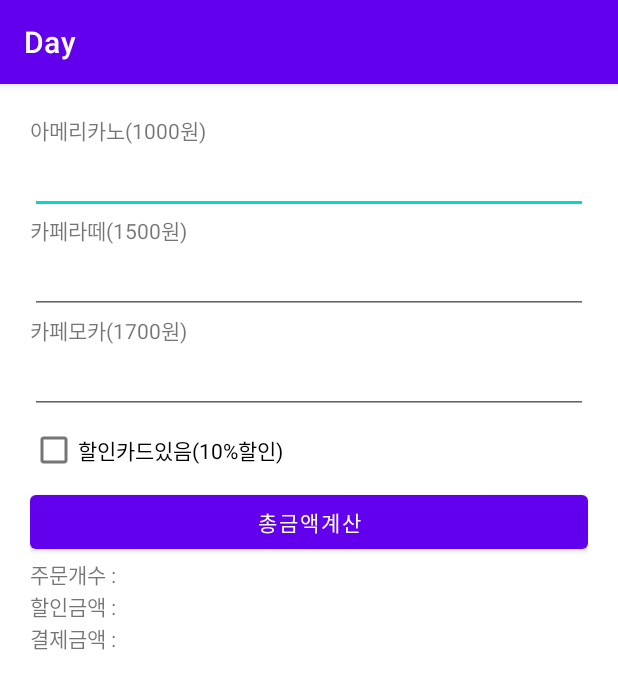
After one commit to leeyoonjin22/Day, an Android app: the MainActivity2 screen opened directly, with no data from a screen before it, on a phone screen of 412 x 824 dp. The commit adds this screen. Shown: the top 689 px of the screen. Run offline under Robolectric (Android 15) with nearby library versions, the phone set to English and light mode, and no system bars; 3 statements that could not run were skipped.

Commit message:
function Menu finish

```diff
--- a/app/src/main/AndroidManifest.xml
+++ b/app/src/main/AndroidManifest.xml
@@ -9,6 +9,13 @@
         android:roundIcon="@mipmap/ic_launcher_round"
         android:supportsRtl="true"
         android:theme="@style/Theme.Day">
+        <activity android:name=".MainActivity2">
+            <intent-filter>
+                <action android:name="android.intent.action.MAIN" />
+
+                <category android:name="android.intent.category.LAUNCHER" />
+            </intent-filter>
+        </activity>
         <activity android:name=".MainActivity">
             <intent-filter>
                 <action android:name="android.intent.action.MAIN" />
--- a/app/src/main/java/com/example/day/MainActivity.java
+++ b/app/src/main/java/com/example/day/MainActivity.java
@@ -3,12 +3,32 @@ package com.example.day;
 import androidx.appcompat.app.AppCompatActivity;
 
 import android.os.Bundle;
+import android.widget.Toast;
 
 public class MainActivity extends AppCompatActivity {
+    int count = 0;
+    // TextView textView;
 
     @Override
     protected void onCreate(Bundle savedInstanceState) {
         super.onCreate(savedInstanceState);
-        setContentView(R.layout.activity_main);
+        setContentView(R.layout.layout);
+
+        //       textView = findViewById(R.id.txtCount);
+
+        // }
+
+        //  public void onToastClick(View view){
+        //메시지 띄우기
+        //     Toast.makeText(this,"Hello Toast", Toast.LENGTH_SHORT).show();
+        //  }
+
+//    public void onCountClick(View view){
+//        count++;
+//        //int count = Integer.parseInt(textView.getText().toString());
+//
+//        textView.setText(count + "");
+//    }
+//}
     }
 }
--- /dev/null
+++ b/app/src/main/java/com/example/day/MainActivity2.java
@@ -0,0 +1,45 @@
+package com.example.day;
+
+import androidx.appcompat.app.AppCompatActivity;
+
+import android.os.Bundle;
+import android.view.View;
+import android.widget.EditText;
+import android.widget.TextView;
+
+public class MainActivity2 extends AppCompatActivity {
+EditText ame,lat,moca;
+TextView sum,dc,won;
+int A,L,M;
+int total;
+double dcwon = 0.0;
+double won1,won2;
+
+
+    @Override
+    protected void onCreate(Bundle savedInstanceState) {
+        super.onCreate(savedInstanceState);
+        setContentView(R.layout.activity_main2);
+        A= Integer.parseInt(ame.getText().toString());
+        L= Integer.parseInt(lat.getText().toString());
+        M= Integer.parseInt(moca.getText().toString());
+    }
+
+    public void onCheck(View view) {
+        won1 = A*1000+L*1500+M+1700; //할인 전 총금액
+        dcwon = won1*0.1; //할인 뒤 금액
+
+    }
+
+    public void onClick(View view) {
+    total = A+L+M;
+    won1 = A*1000+L*1500+M*1700; //할인 전 총금액
+     //할인 뒤 금액
+    won2 = won1-dcwon;
+       sum.setText("주문개수 : " + total);
+       dc.setText("할인금액 : "+(int) dcwon);
+       won.setText("결제금액 : "+won2 );
+    }
+
+
+}
--- /dev/null
+++ b/app/src/main/res/layout/activity_main2.xml
@@ -0,0 +1,80 @@
+<?xml version="1.0" encoding="utf-8"?>
+<LinearLayout xmlns:android="http://schemas.android.com/apk/res/android"
+    xmlns:app="http://schemas.android.com/apk/res-auto"
+    xmlns:tools="http://schemas.android.com/tools"
+    android:orientation = "vertical"
+    android:padding ="20dp"
+    android:layout_width="match_parent"
+    android:layout_height="match_parent"
+    tools:context=".MainActivity2">
+
+    <TextView
+        android:layout_width="match_parent"
+        android:layout_height="wrap_content"
+        android:text="아메리카노(1000원)" />
+
+
+    <EditText
+        android:id="@+id/ame"
+        android:layout_width="match_parent"
+        android:layout_height="wrap_content"
+        android:ems="10"/>
+
+    <TextView
+        android:layout_width="match_parent"
+        android:layout_height="wrap_content"
+        android:text="카페라떼(1500원)" />
+
+    <EditText
+        android:id="@+id/lat"
+        android:layout_width="match_parent"
+        android:layout_height="wrap_content"
+        android:ems="10"/>
+
+    <TextView
+        android:layout_width="match_parent"
+        android:layout_height="wrap_content"
+        android:text="카페모카(1700원)" />
+
+
+    <EditText
+        android:id="@+id/moca"
+        android:layout_width="match_parent"
+        android:layout_height="wrap_content"
+        android:ems="10"/>
+
+    <CheckBox
+        android:onClick="onCheck"
+        android:id="@+id/checkBox"
+        android:layout_width="match_parent"
+        android:layout_height="wrap_content"
+        android:text="할인카드있음(10%할인)"
+        tools:visibility="visible"
+        tools:ignore="OnClick" />
+
+    <Button
+        android:onClick="onClick"
+        android:id="@+id/button"
+        android:layout_width="match_parent"
+        android:layout_height="wrap_content"
+        android:text="총금액계산"
+        tools:ignore="OnClick" />
+
+    <TextView
+        android:id="@+id/sum"
+        android:layout_width="337dp"
+        android:layout_height="wrap_content"
+        android:text="주문개수 :" />
+
+    <TextView
+        android:id="@+id/dc"
+        android:layout_width="337dp"
+        android:layout_height="wrap_content"
+        android:text="할인금액 :" />
+
+    <TextView
+        android:id="@+id/won"
+        android:layout_width="337dp"
+        android:layout_height="wrap_content"
+        android:text="결제금액 :" />
+</LinearLayout>
--- /dev/null
+++ b/app/src/main/res/layout/layout.xml
@@ -0,0 +1,6 @@
+<?xml version="1.0" encoding="utf-8"?>
+<androidx.constraintlayout.widget.ConstraintLayout xmlns:android="http://schemas.android.com/apk/res/android"
+    android:layout_width="match_parent"
+    android:layout_height="match_parent">
+
+</androidx.constraintlayout.widget.ConstraintLayout>
```
